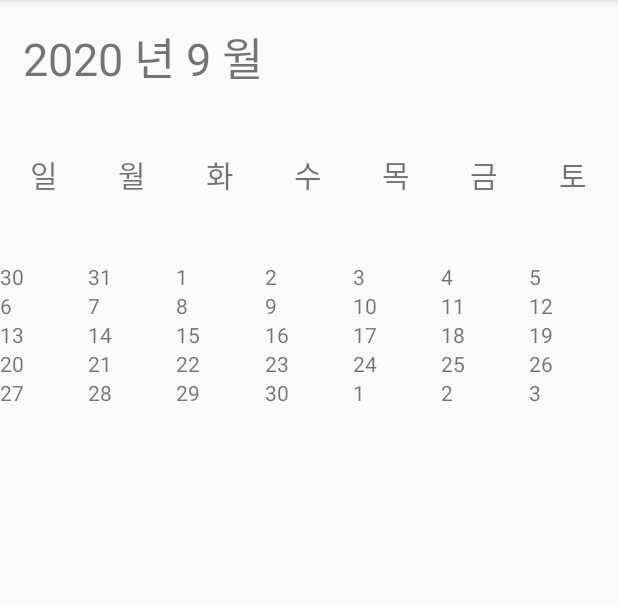
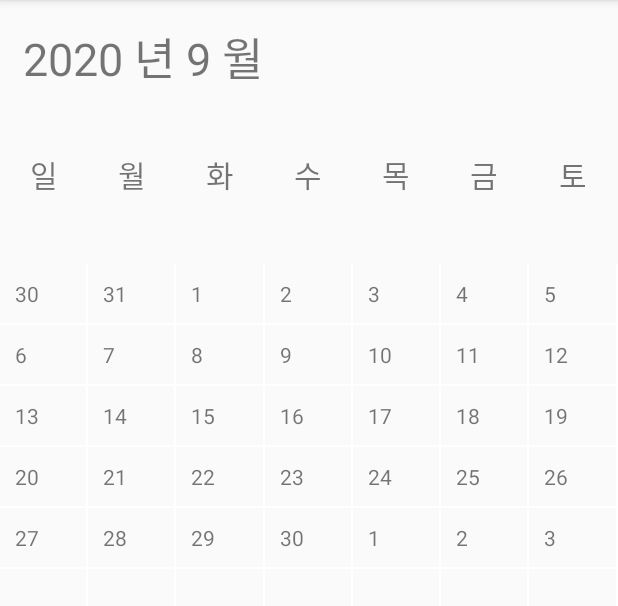
Before and after one commit to sungho8/StickerDiary, an Android app: the screen it shows after launch (TestActivity), on a phone screen of 412 x 824 dp, the part 84-690 px from its top. Run offline under Robolectric (Android 15) with nearby library versions, the phone set to English and light mode, and no system bars.

Commit message:
Develop cell
달력 칸 나누기

```diff
--- a/StikerDiaryProj/app/src/main/java/com/baeksoo/stickerdiary/CalendarAdapter.kt
+++ b/StikerDiaryProj/app/src/main/java/com/baeksoo/stickerdiary/CalendarAdapter.kt
@@ -1,7 +1,11 @@
 package com.baeksoo.stickerdiary
 
 import android.view.ViewGroup
+import androidx.appcompat.content.res.AppCompatResources.getDrawable
+import androidx.recyclerview.widget.DividerItemDecoration
 import androidx.recyclerview.widget.RecyclerView
+import kotlinx.android.synthetic.main.activity_main.*
+import java.text.FieldPosition
 
 //생성자에서 리스트 받아옴
 class CalendarAdapter(val list: ArrayList<Data>) : RecyclerView.Adapter<ViewHolder>(){
@@ -14,8 +18,11 @@ class CalendarAdapter(val list: ArrayList<Data>) : RecyclerView.Adapter<ViewHold
         return list.size
     }
 
-    override fun onBindViewHolder(p0: ViewHolder, p1: Int) {
+    override fun onBindViewHolder(holder: ViewHolder, position: Int) {
         // 홀더에 정의된 함수로 뷰 그리기
-        p0.onBindView(p1, list)
+        holder.onBindView(position, list)
+
+
+
     }
 }
--- a/StikerDiaryProj/app/src/main/java/com/baeksoo/stickerdiary/TestActivity.kt
+++ b/StikerDiaryProj/app/src/main/java/com/baeksoo/stickerdiary/TestActivity.kt
@@ -5,6 +5,7 @@ import android.os.Bundle
 import android.view.View
 import android.view.ViewGroup
 import android.widget.LinearLayout
+import androidx.recyclerview.widget.DividerItemDecoration
 import androidx.recyclerview.widget.LinearLayoutManager
 import androidx.recyclerview.widget.RecyclerView
 import androidx.viewpager.widget.PagerAdapter
@@ -34,12 +35,22 @@ class TestActivity : AppCompatActivity() {
         currentView.recyclerView.adapter = CalendarAdapter(dateCalculator.setData(year,month))
         nextView.recyclerView.adapter = CalendarAdapter(dateCalculator.setData(year,month+1))
 
+        //구분선
+        val dividerItemDecoration = DividerItemDecoration(currentView.recyclerView.context, LinearLayoutManager.VERTICAL)
+        dividerItemDecoration.setDrawable(getDrawable(R.drawable.divider));
+        currentView.recyclerView.addItemDecoration(dividerItemDecoration)
+
+        val dividerItemDecoration2 = DividerItemDecoration(currentView.recyclerView.context, LinearLayoutManager.HORIZONTAL)
+        dividerItemDecoration2.setDrawable(getDrawable(R.drawable.divider));
+        currentView.recyclerView.addItemDecoration(dividerItemDecoration2)
+
 
         view_list.add(preView)
         view_list.add(currentView)
         view_list.add(nextView)
 
         pager.adapter = CustomAdapter()
+
         pager.setCurrentItem(1)
 
         pager.addOnPageChangeListener(object : ViewPager.OnPageChangeListener {
--- a/StikerDiaryProj/app/src/main/java/com/baeksoo/stickerdiary/ViewHolder.kt
+++ b/StikerDiaryProj/app/src/main/java/com/baeksoo/stickerdiary/ViewHolder.kt
@@ -4,13 +4,14 @@ import android.view.LayoutInflater
 import android.view.View
 import android.view.ViewGroup
 import android.widget.TextView
+import androidx.core.view.setPadding
 import androidx.recyclerview.widget.RecyclerView
 
 //생성자 지정 , 상위클래스 view 넘겨줌.  super(calendarView)
 class ViewHolder(calendarView: View) : RecyclerView.ViewHolder(calendarView) {
 
     // 뷰 홀더를 상속 받고나면 생성자에서 상위 홀더에 view 를 전달.
-    val day: TextView
+    val day : TextView
 
     //초기화
     init {
@@ -28,5 +29,6 @@ class ViewHolder(calendarView: View) : RecyclerView.ViewHolder(calendarView) {
     fun onBindView(position: Int, list: ArrayList<Data>) {
         // 데이터를 화면에 그리기.
         day.text = list[position].day
+
     }
 }
--- /dev/null
+++ b/StikerDiaryProj/app/src/main/res/drawable/divider.xml
@@ -0,0 +1,9 @@
+<?xml version="1.0" encoding="utf-8"?>
+
+<shape xmlns:android="http://schemas.android.com/apk/res/android"
+    android:shape="rectangle">
+    <size
+        android:width="1dp"
+        android:height="1dp" />
+    <solid android:color="#FFFFFF" />
+</shape>
--- a/StikerDiaryProj/app/src/main/res/layout/activity_main.xml
+++ b/StikerDiaryProj/app/src/main/res/layout/activity_main.xml
@@ -1,5 +1,5 @@
 <?xml version="1.0" encoding="utf-8"?>
-<LinearLayout
+<RelativeLayout
     android:id="@+id/calendarView"
     xmlns:android="http://schemas.android.com/apk/res/android"
     xmlns:app="http://schemas.android.com/apk/res-auto"
@@ -10,9 +10,9 @@
     android:orientation="vertical">
 
     <LinearLayout
+        android:id="@+id/linearLayoutDay"
         android:layout_width="match_parent"
-        android:layout_height="0dp"
-        android:layout_weight="1"
+        android:layout_height="100dp"
         android:orientation="horizontal"
         android:paddingVertical="25dp">
 
@@ -70,12 +70,12 @@
     <androidx.recyclerview.widget.RecyclerView
         android:id="@+id/recyclerView"
         android:layout_width="match_parent"
-        android:layout_height="0dp"
-        android:layout_weight="6"
+        android:layout_height="match_parent"
+        android:layout_below="@+id/linearLayoutDay"
         android:orientation="vertical"
         app:layoutManager="androidx.recyclerview.widget.GridLayoutManager"
         app:spanCount="7">
     </androidx.recyclerview.widget.RecyclerView>
 
 
-</LinearLayout>
+</RelativeLayout>
--- a/StikerDiaryProj/app/src/main/res/layout/calendar.xml
+++ b/StikerDiaryProj/app/src/main/res/layout/calendar.xml
@@ -1,28 +1,23 @@
 <?xml version="1.0" encoding="utf-8"?>
-<androidx.constraintlayout.widget.ConstraintLayout
+<RelativeLayout
     xmlns:android="http://schemas.android.com/apk/res/android"
     xmlns:app="http://schemas.android.com/apk/res-auto"
     xmlns:tools="http://schemas.android.com/tools"
     android:layout_width="match_parent"
     android:layout_height="wrap_content">
 
-    <androidx.constraintlayout.widget.ConstraintLayout
-        android:id="@+id/constraintLayout"
-        android:layout_width="0dp"
-        android:layout_height="wrap_content"
-        app:layout_constraintEnd_toEndOf="parent"
-        app:layout_constraintStart_toStartOf="parent"
-        app:layout_constraintTop_toTopOf="parent">
+    <RelativeLayout
+        android:id="@+id/relativeLayout"
+        android:layout_width="wrap_content"
+        android:layout_height="wrap_content">
 
         <TextView
             android:id="@+id/tvDay"
             android:layout_width="match_parent"
             android:layout_height="wrap_content"
-            android:text="day"
-            app:layout_constraintEnd_toEndOf="parent"
-            app:layout_constraintStart_toStartOf="parent"
-            app:layout_constraintTop_toTopOf="parent" />
+            android:paddingVertical="10dp"
+            android:paddingHorizontal="10dp"
+            android:text="day"/>
+    </RelativeLayout>
 
-    </androidx.constraintlayout.widget.ConstraintLayout>
-
-</androidx.constraintlayout.widget.ConstraintLayout>
+</RelativeLayout>
```
Also changed, not shown: StikerDiaryProj/app/src/main/java/com/baeksoo/stickerdiary/MainActivity.kt (+6 -1 lines), StikerDiaryProj/app/src/main/res/drawable/rect_stroke.xml (added, +17 -0 lines), StikerDiaryProj/app/src/main/res/layout/view1.xml (deleted, +0 -10 lines), StikerDiaryProj/app/src/main/res/layout/view2.xml (deleted, +0 -10 lines), StikerDiaryProj/app/src/main/res/layout/view3.xml (deleted, +0 -10 lines), StikerDiaryProj/app/src/main/java/com/baeksoo/stickerdiary/Schedule.kt (line endings or trailing spaces).
